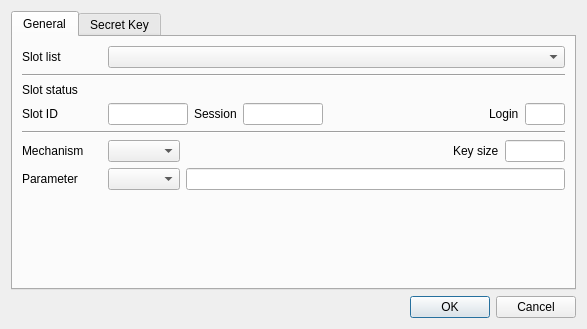
This is CryptokiMan/gen_key_dlg.ui in jykim74/CryptokiMan as Qt 5 draws it before an edit. The edited form follows.
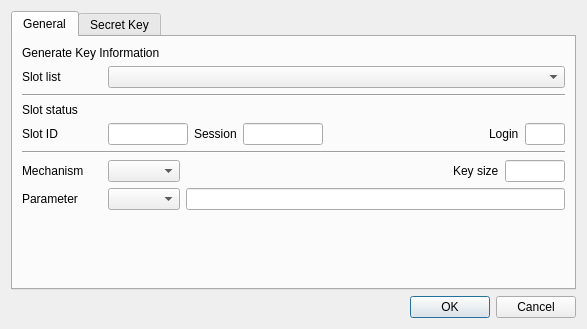
This is the edited form.

```diff
--- a/CryptokiMan/gen_key_dlg.ui
+++ b/CryptokiMan/gen_key_dlg.ui
@@ -24,6 +24,13 @@
        <string>General</string>
       </attribute>
       <layout class="QVBoxLayout" name="verticalLayout_2">
+       <item>
+        <widget class="QLabel" name="label_11">
+         <property name="text">
+          <string>Generate Key Information</string>
+         </property>
+        </widget>
+       </item>
        <item>
         <layout class="QGridLayout" name="gridLayout">
          <property name="topMargin">
```
Left out of the diff: 20 changed lines with no effect on the pictures.
